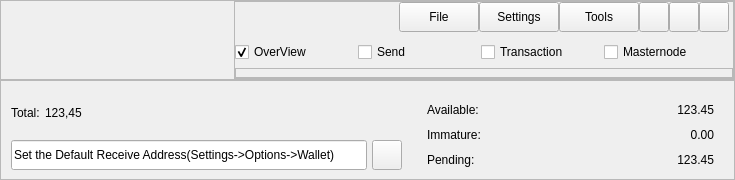
Above: src/qt/forms/mainwintitle.ui from MassGrid/MassGrid before the change. Below: the same form after it.
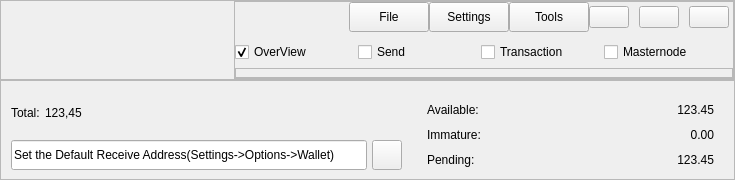
That is the form after the change. Icons and pictures are not drawn.

The edit to the form file:
```diff
--- a/src/qt/forms/mainwintitle.ui
+++ b/src/qt/forms/mainwintitle.ui
@@ -291,12 +291,15 @@
            </item>
            <item>
             <layout class="QHBoxLayout" name="horizontalLayout">
+             <property name="spacing">
+              <number>10</number>
+             </property>
              <item>
-              <widget class="QToolButton" name="pBtnMin">
+              <widget class="QPushButton" name="pBtnMin">
                <property name="minimumSize">
                 <size>
-                 <width>30</width>
-                 <height>30</height>
+                 <width>0</width>
+                 <height>0</height>
                 </size>
                </property>
                <property name="maximumSize">
@@ -314,11 +317,11 @@
               </widget>
              </item>
              <item>
-              <widget class="QToolButton" name="pBtnMax">
+              <widget class="QPushButton" name="pBtnMax">
                <property name="minimumSize">
                 <size>
-                 <width>30</width>
-                 <height>30</height>
+                 <width>0</width>
+                 <height>0</height>
                 </size>
                </property>
                <property name="maximumSize">
@@ -342,11 +345,11 @@
               </widget>
              </item>
              <item>
-              <widget class="QToolButton" name="pBtnClose">
+              <widget class="QPushButton" name="pBtnClose">
                <property name="minimumSize">
                 <size>
-                 <width>30</width>
-                 <height>30</height>
+                 <width>0</width>
+                 <height>0</height>
                 </size>
                </property>
                <property name="maximumSize">
```
